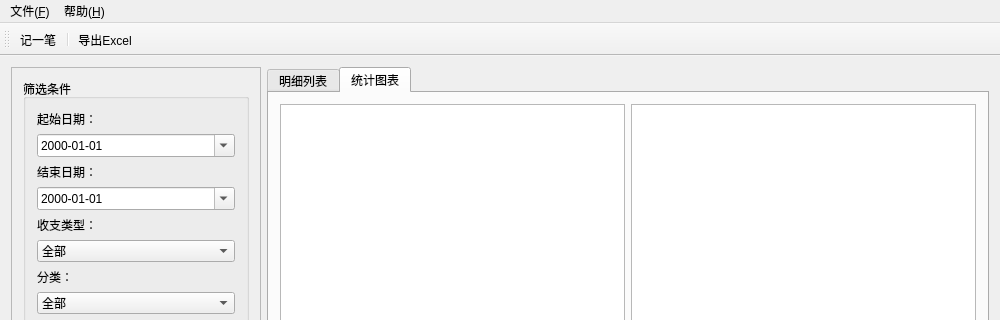
Before: the Qt Designer form mainwindow.ui in Carlo-Chan/FinanceManager, drawn with Qt 5; both pictures show x 0 to 1000 and y 0 to 320 of the 1000 by 600 pixel window.
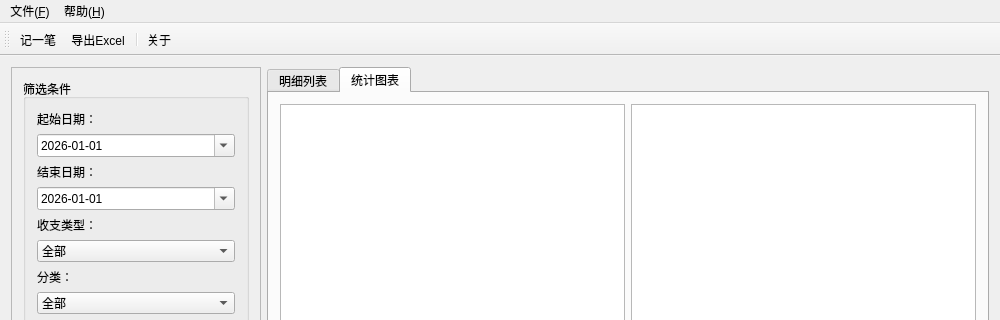
After: the same form once the commit is applied. The open tabs and pages were chosen to show the change. Icons and pictures are not drawn. Custom widgets are drawn as their Qt base class.

Commit message: style: 优化UI界面

```diff
--- a/mainwindow.ui
+++ b/mainwindow.ui
@@ -51,6 +51,16 @@
           </item>
           <item>
            <widget class="QDateEdit" name="dateEdit_Start">
+            <property name="dateTime">
+             <datetime>
+              <hour>0</hour>
+              <minute>0</minute>
+              <second>0</second>
+              <year>2026</year>
+              <month>1</month>
+              <day>1</day>
+             </datetime>
+            </property>
             <property name="displayFormat">
              <string>yyyy-MM-dd</string>
             </property>
@@ -68,6 +78,16 @@
           </item>
           <item>
            <widget class="QDateEdit" name="dateEdit_End">
+            <property name="dateTime">
+             <datetime>
+              <hour>0</hour>
+              <minute>0</minute>
+              <second>0</second>
+              <year>2026</year>
+              <month>1</month>
+              <day>1</day>
+             </datetime>
+            </property>
             <property name="displayFormat">
              <string>yyyy-MM-dd</string>
             </property>
@@ -270,6 +290,9 @@
    <addaction name="menu"/>
   </widget>
   <widget class="QToolBar" name="mainToolBar">
+   <property name="toolButtonStyle">
+    <enum>Qt::ToolButtonStyle::ToolButtonTextUnderIcon</enum>
+   </property>
    <attribute name="toolBarArea">
     <enum>TopToolBarArea</enum>
    </attribute>
@@ -277,8 +300,9 @@
     <bool>false</bool>
    </attribute>
    <addaction name="actionAddRecord"/>
-   <addaction name="separator"/>
    <addaction name="actionExport"/>
+   <addaction name="separator"/>
+   <addaction name="actionAbout"/>
   </widget>
   <action name="actionAddRecord">
    <property name="text">
```
Left out of the diff: 38 changed lines with no effect on the pictures. The commit also changes 13 other files.
